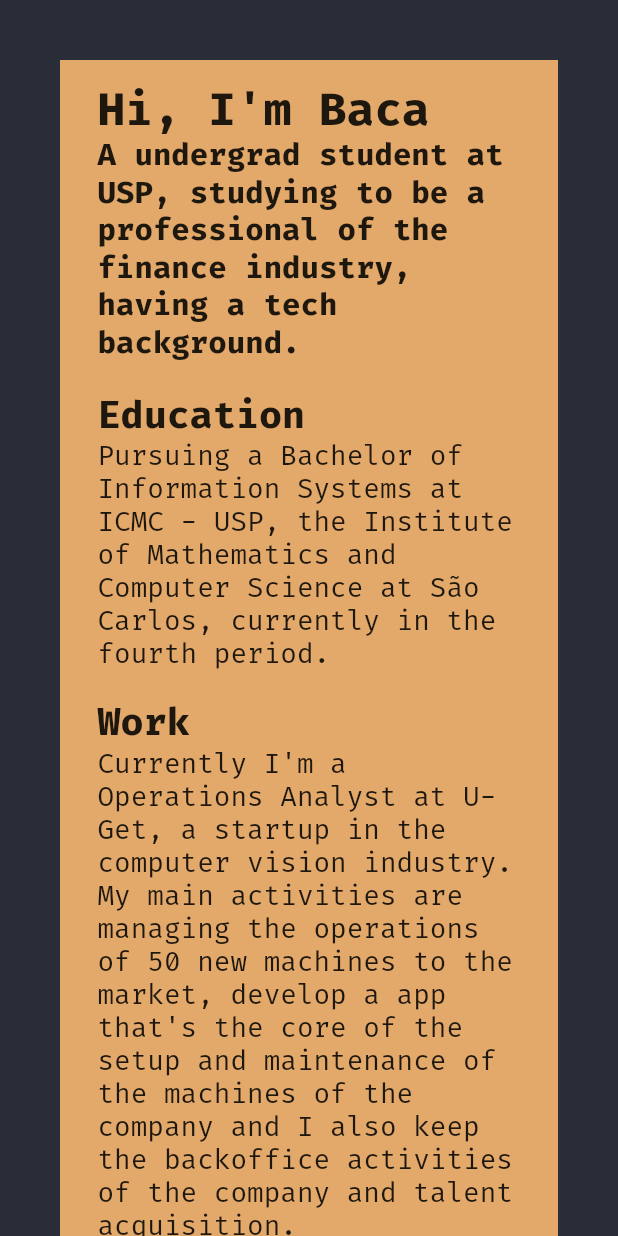
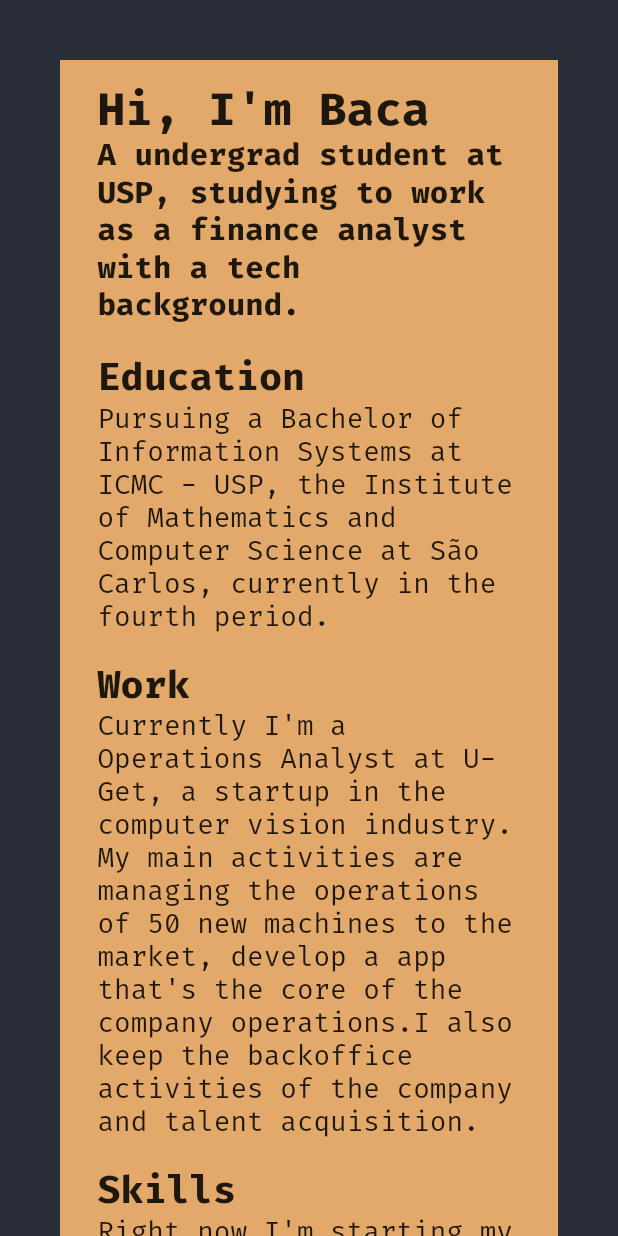
Before and after one commit to viniciusbaca/viniciusbaca.github.io, a Flutter app: the screen it shows after launch, on a phone screen of 412 x 824 dp. Run offline on Flutter 3.47's test engine with Material 2 defaults, Android fonts, the phone set to English and light mode, and no system bars.

Commit message:
Update frontPage.dart
grammar

```diff
--- a/lib/frontPage.dart
+++ b/lib/frontPage.dart
@@ -50,8 +50,8 @@ class FrontPage extends StatelessWidget {
               children: [
                 titleAndDesc(
                   title: "Hi, I'm Baca",
-                  desc: "A undergrad student at USP, studying to be a professional "
-                        "of the finance industry, having a tech background.",
+                  desc: "A undergrad student at USP, studying to work as a"
+                        " finance analyst with a tech background.",
                   greeter: true,
                 ),
                 titleAndDesc(
@@ -65,10 +65,9 @@ class FrontPage extends StatelessWidget {
                   desc: "Currently I'm a Operations Analyst at U-Get, a startup"
                       " in the computer vision industry. My main activities are"
                       " managing the operations of 50 new machines to the market,"
-                      " develop a app that's the core of the setup and maintenance"
-                      " of the machines of the company and I also keep the"
-                      " backoffice activities of the company and talent"
-                      " acquisition.",
+                      " develop a app that's the core of the company operations."
+                      "I also keep the backoffice activities of the company and"
+                      " talent acquisition.",
                 ),
                 titleAndDesc(
                     title: "Skills",
@@ -76,23 +75,22 @@ class FrontPage extends StatelessWidget {
                         " I developed a mobile marketplace (https://hort-e.com/)"
                         " to connect rural producers and food stores as the product"
                         " for a startup I was a Co-Founder."*/
-                        "Right now I'm starting my study in mathematical finance,"
-                        " corporate finance, and studying more in depth python and"
-                        " data science/scrapping libs. Also performing side"
-                        " projects mainly in this ecosystem, such as the Bloomberg"
-                        " Hackhathon, where in a great team we developed a ETF"
-                        " monitor in the Bloomberg Terminal, so the fund managers"
-                        " can gather all the information about any ETF that he "
-                        " will analyze."),
+                        "Right now I'm starting my studies in corporate finance,"
+                        " and more in depth python and data science/scrapping libs."
+                        " Also performing side projects mainly in this ecosystem,"
+                        " such as the Bloomberg Hackhathon, where in a great team"
+                        " we developed a ETF monitor in the Bloomberg Terminal,"
+                        " so the fund managers could gather all the data about any"
+                        " ETF that he may analyze."),
                 titleAndDesc(
                   title: "Interests",
                   desc:
                       "In my laptop I have Arch Linux for daily use and Neovim"
                       " as my tool for coding (still a beginner).\n"
                       "In my spare time I enjoy playing with my dog, hang out"
-                      " with friends and read books, currently I'm more in "
-                      "technical books for fun, such as 'The Rust Programming "
-                      "Language and 'Fluent Python'.\n"
+                      " with friends and read books, currently I'm more in"
+                      " technical books for fun, such as 'The Rust Programming"
+                      " Language and 'Fluent Python'.\n"
                       //"I'm genuinely interested in people development.",
                 ),
               ],
```
